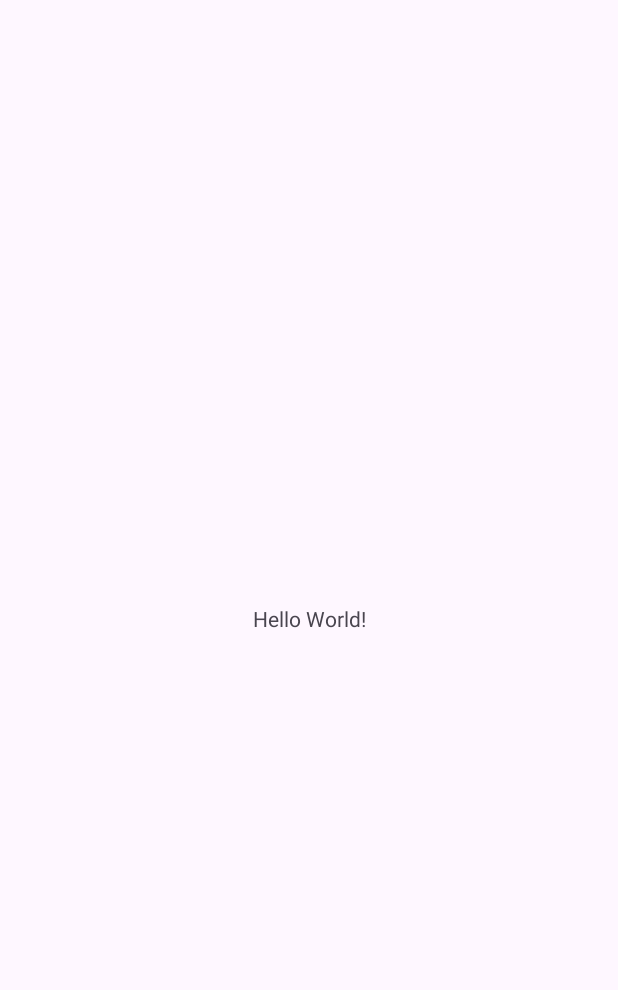
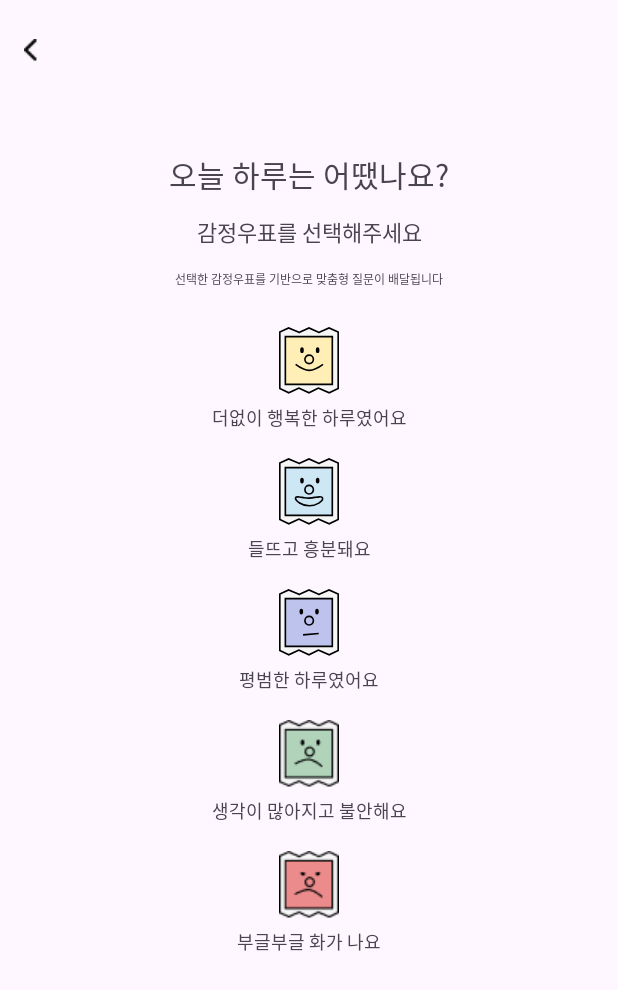
Before and after one commit to wjlee611/UMC7_android, an Android app: the screen it shows after launch (MainActivity), on a phone screen of 412 x 824 dp. Before the commit the part shown is almost empty. Shown: the top 990 px of the screen. Run offline under Robolectric (Android 15) with nearby library versions, the phone set to English and light mode, and no system bars.

Commit message:
W01/피그마 단일 화면 구현

```diff
--- /dev/null
+++ b/w01basiclayout/app/src/main/res/drawable/icon_1.xml
@@ -0,0 +1,32 @@
+<vector xmlns:android="http://schemas.android.com/apk/res/android"
+    android:width="40dp"
+    android:height="45dp"
+    android:viewportWidth="40"
+    android:viewportHeight="45">
+  <path
+      android:pathData="M13.263,3.543L13.487,3.639L13.708,3.536L20.002,0.599L26.404,3.537L26.629,3.641L26.854,3.539L33.368,0.597L39.457,3.392V40.741L33.468,43.536L26.517,40.587L26.29,40.491L26.068,40.597L19.992,43.531L13.485,40.592L13.261,40.491L13.037,40.592L6.525,43.532L0.543,40.741V3.387L6.424,0.596L13.263,3.543Z"
+      android:strokeWidth="1.08696"
+      android:fillColor="#F6F6F6"
+      android:strokeColor="#000000"/>
+  <path
+      android:pathData="M4.239,6.413h31.304v31.522h-31.304z"
+      android:strokeWidth="1.08696"
+      android:fillColor="#FFEFB6"
+      android:strokeColor="#000000"/>
+  <path
+      android:pathData="M14.131,15.326a1.196,1.848 0,1 0,2.391 0a1.196,1.848 0,1 0,-2.391 0z"
+      android:fillColor="#000000"/>
+  <path
+      android:pathData="M24.565,15.326a1.196,1.848 0,1 0,2.391 0a1.196,1.848 0,1 0,-2.391 0z"
+      android:fillColor="#000000"/>
+  <path
+      android:pathData="M20.109,21.413m-2.826,0a2.826,2.826 0,1 1,5.652 0a2.826,2.826 0,1 1,-5.652 0"
+      android:strokeWidth="1.08696"
+      android:fillColor="#00000000"
+      android:strokeColor="#000000"/>
+  <path
+      android:pathData="M11.087,24.783C11.087,24.783 16.391,28.686 20.186,28.696C24.004,28.706 29.348,24.783 29.348,24.783"
+      android:strokeWidth="1.08696"
+      android:fillColor="#00000000"
+      android:strokeColor="#000000"/>
+</vector>
--- /dev/null
+++ b/w01basiclayout/app/src/main/res/drawable/icon_2.xml
@@ -0,0 +1,32 @@
+<vector xmlns:android="http://schemas.android.com/apk/res/android"
+    android:width="40dp"
+    android:height="45dp"
+    android:viewportWidth="40"
+    android:viewportHeight="45">
+  <path
+      android:pathData="M13.263,3.543L13.487,3.639L13.708,3.536L20.002,0.599L26.404,3.537L26.629,3.641L26.854,3.539L33.368,0.597L39.457,3.392V40.741L33.468,43.536L26.517,40.587L26.29,40.491L26.068,40.597L19.992,43.531L13.485,40.592L13.261,40.491L13.037,40.592L6.525,43.532L0.543,40.741V3.387L6.424,0.596L13.263,3.543Z"
+      android:strokeWidth="1.08696"
+      android:fillColor="#F6F6F6"
+      android:strokeColor="#000000"/>
+  <path
+      android:pathData="M4.239,6.413h31.304v31.522h-31.304z"
+      android:strokeWidth="1.08696"
+      android:fillColor="#CEE7F5"
+      android:strokeColor="#000000"/>
+  <path
+      android:pathData="M14.13,14.891a1.196,1.848 0,1 0,2.391 0a1.196,1.848 0,1 0,-2.391 0z"
+      android:fillColor="#000000"/>
+  <path
+      android:pathData="M24.565,14.891a1.196,1.848 0,1 0,2.391 0a1.196,1.848 0,1 0,-2.391 0z"
+      android:fillColor="#000000"/>
+  <path
+      android:pathData="M20.109,20.978m-2.826,0a2.826,2.826 0,1 1,5.652 0a2.826,2.826 0,1 1,-5.652 0"
+      android:strokeWidth="1.08696"
+      android:fillColor="#00000000"
+      android:strokeColor="#000000"/>
+  <path
+      android:pathData="M29.06,27.065C29.06,27.339 28.89,27.768 28.44,28.296C28.003,28.809 27.355,29.354 26.535,29.853C24.895,30.852 22.63,31.63 20.159,31.63C17.696,31.63 15.4,30.799 13.709,29.743C12.864,29.215 12.184,28.641 11.716,28.103C11.246,27.562 11.043,27.121 11.017,26.838C11.031,26.503 11.107,26.29 11.198,26.15C11.29,26.012 11.423,25.906 11.624,25.828C12.064,25.659 12.747,25.655 13.682,25.77C14.244,25.84 14.838,25.943 15.472,26.052C15.887,26.124 16.318,26.199 16.768,26.269C17.878,26.442 19.057,26.578 20.187,26.521C21.508,26.454 22.768,26.273 23.899,26.096C24.073,26.069 24.244,26.042 24.411,26.015C25.34,25.868 26.156,25.739 26.857,25.689C27.703,25.63 28.251,25.7 28.58,25.892C28.842,26.045 29.06,26.337 29.06,27.065Z"
+      android:strokeWidth="1.08696"
+      android:fillColor="#00000000"
+      android:strokeColor="#000000"/>
+</vector>
--- /dev/null
+++ b/w01basiclayout/app/src/main/res/drawable/icon_3.xml
@@ -0,0 +1,32 @@
+<vector xmlns:android="http://schemas.android.com/apk/res/android"
+    android:width="40dp"
+    android:height="45dp"
+    android:viewportWidth="40"
+    android:viewportHeight="45">
+  <path
+      android:pathData="M13.263,3.543L13.487,3.639L13.708,3.536L20.002,0.599L26.404,3.537L26.629,3.641L26.854,3.539L33.368,0.597L39.457,3.392V40.741L33.468,43.536L26.517,40.587L26.29,40.491L26.068,40.597L19.992,43.531L13.485,40.592L13.261,40.491L13.037,40.592L6.525,43.532L0.543,40.741V3.387L6.424,0.596L13.263,3.543Z"
+      android:strokeWidth="1.08696"
+      android:fillColor="#F6F6F6"
+      android:strokeColor="#000000"/>
+  <path
+      android:pathData="M4.239,6.413h31.304v31.522h-31.304z"
+      android:strokeWidth="1.08696"
+      android:fillColor="#BEC3ED"
+      android:strokeColor="#000000"/>
+  <path
+      android:pathData="M13.696,14.891a1.196,1.848 0,1 0,2.391 0a1.196,1.848 0,1 0,-2.391 0z"
+      android:fillColor="#000000"/>
+  <path
+      android:pathData="M24.13,14.891a1.196,1.848 0,1 0,2.391 0a1.196,1.848 0,1 0,-2.391 0z"
+      android:fillColor="#000000"/>
+  <path
+      android:pathData="M20.109,20.978m-2.826,0a2.826,2.826 0,1 1,5.652 0a2.826,2.826 0,1 1,-5.652 0"
+      android:strokeWidth="1.08696"
+      android:fillColor="#00000000"
+      android:strokeColor="#000000"/>
+  <path
+      android:pathData="M16.042,30.328L26.477,29.458"
+      android:strokeWidth="1.08696"
+      android:fillColor="#00000000"
+      android:strokeColor="#000000"/>
+</vector>
--- a/w01basiclayout/app/src/main/res/layout/activity_main.xml
+++ b/w01basiclayout/app/src/main/res/layout/activity_main.xml
@@ -7,13 +7,151 @@
     android:layout_height="match_parent"
     tools:context=".MainActivity">
 
-    <TextView
+    <ImageView
+        android:id="@+id/imageView"
         android:layout_width="wrap_content"
         android:layout_height="wrap_content"
-        android:text="Hello World!"
-        app:layout_constraintBottom_toBottomOf="parent"
+        android:layout_marginStart="16dp"
+        android:layout_marginTop="26dp"
+        app:layout_constraintStart_toStartOf="parent"
+        app:layout_constraintTop_toTopOf="parent"
+        app:srcCompat="@drawable/left_arrow" />
+
+    <TextView
+        android:id="@+id/textView"
+        android:layout_width="wrap_content"
+        android:layout_height="wrap_content"
+        android:layout_marginTop="60dp"
+        android:text="오늘 하루는 어땠나요?"
+        android:textSize="30px"
         app:layout_constraintEnd_toEndOf="parent"
         app:layout_constraintStart_toStartOf="parent"
-        app:layout_constraintTop_toTopOf="parent" />
+        app:layout_constraintTop_toBottomOf="@+id/imageView" />
 
+    <TextView
+        android:id="@+id/textView2"
+        android:layout_width="wrap_content"
+        android:layout_height="wrap_content"
+        android:layout_marginTop="12dp"
+        android:text="감정우표를 선택해주세요"
+        android:textSize="22px"
+        app:layout_constraintEnd_toEndOf="parent"
+        app:layout_constraintStart_toStartOf="parent"
+        app:layout_constraintTop_toBottomOf="@+id/textView" />
+
+    <TextView
+        android:id="@+id/textView3"
+        android:layout_width="wrap_content"
+        android:layout_height="wrap_content"
+        android:layout_marginTop="14dp"
+        android:text="선택한 감정우표를 기반으로 맞춤형 질문이 배달됩니다"
+        android:textSize="12px"
+        app:layout_constraintEnd_toEndOf="parent"
+        app:layout_constraintStart_toStartOf="parent"
+        app:layout_constraintTop_toBottomOf="@+id/textView2" />
+
+    <ImageView
+        android:id="@+id/imageView2"
+        android:layout_width="wrap_content"
+        android:layout_height="wrap_content"
+        android:layout_marginTop="26dp"
+        app:layout_constraintEnd_toEndOf="parent"
+        app:layout_constraintStart_toStartOf="parent"
+        app:layout_constraintTop_toBottomOf="@+id/textView3"
+        app:srcCompat="@drawable/icon_1" />
+
+    <TextView
+        android:id="@+id/textView4"
+        android:layout_width="wrap_content"
+        android:layout_height="wrap_content"
+        android:layout_marginTop="6dp"
+        android:text="더없이 행복한 하루였어요"
+        android:textSize="18px"
+        app:layout_constraintEnd_toEndOf="parent"
+        app:layout_constraintStart_toStartOf="parent"
+        app:layout_constraintTop_toBottomOf="@+id/imageView2" />
+
+    <ImageView
+        android:id="@+id/imageView3"
+        android:layout_width="wrap_content"
+        android:layout_height="wrap_content"
+        android:layout_marginTop="18dp"
+        app:layout_constraintEnd_toEndOf="parent"
+        app:layout_constraintStart_toStartOf="parent"
+        app:layout_constraintTop_toBottomOf="@+id/textView4"
+        app:srcCompat="@drawable/icon_2" />
+
+    <TextView
+        android:id="@+id/textView5"
+        android:layout_width="wrap_content"
+        android:layout_height="wrap_content"
+        android:layout_marginTop="6dp"
+        android:text="들뜨고 흥분돼요"
+        android:textSize="18px"
+        app:layout_constraintEnd_toEndOf="parent"
+        app:layout_constraintStart_toStartOf="parent"
+        app:layout_constraintTop_toBottomOf="@+id/imageView3" />
+
+    <ImageView
+        android:id="@+id/imageView4"
+        android:layout_width="wrap_content"
+        android:layout_height="wrap_content"
+        android:layout_marginTop="18dp"
+        app:layout_constraintEnd_toEndOf="parent"
+        app:layout_constraintStart_toStartOf="parent"
+        app:layout_constraintTop_toBottomOf="@+id/textView5"
+        app:srcCompat="@drawable/icon_3" />
+
+    <TextView
+        android:id="@+id/textView6"
+        android:layout_width="wrap_content"
+        android:layout_height="wrap_content"
+        android:layout_marginTop="6dp"
+        android:text="평범한 하루였어요"
+        android:textSize="18px"
+        app:layout_constraintEnd_toEndOf="parent"
+        app:layout_constraintStart_toStartOf="parent"
+        app:layout_constraintTop_toBottomOf="@+id/imageView4" />
+
+    <ImageView
+        android:id="@+id/imageView5"
+        android:layout_width="wrap_content"
+        android:layout_height="wrap_content"
+        android:layout_marginTop="18dp"
+        app:layout_constraintEnd_toEndOf="parent"
+        app:layout_constraintStart_toStartOf="parent"
+        app:layout_constraintTop_toBottomOf="@+id/textView6"
+        app:srcCompat="@drawable/icon_4" />
+
+    <TextView
+        android:id="@+id/textView7"
+        android:layout_width="wrap_content"
+        android:layout_height="wrap_content"
+        android:layout_marginTop="6dp"
+        android:text="생각이 많아지고 불안해요"
+        android:textSize="18px"
+        app:layout_constraintEnd_toEndOf="parent"
+        app:layout_constraintStart_toStartOf="parent"
+        app:layout_constraintTop_toBottomOf="@+id/imageView5" />
+
+    <ImageView
+        android:id="@+id/imageView6"
+        android:layout_width="wrap_content"
+        android:layout_height="wrap_content"
+        android:layout_marginTop="18dp"
+        app:layout_constraintEnd_toEndOf="parent"
+        app:layout_constraintStart_toStartOf="parent"
+        app:layout_constraintTop_toBottomOf="@+id/textView7"
+        app:srcCompat="@drawable/icon_5" />
+
+    <TextView
+        android:id="@+id/textView8"
+        android:layout_width="wrap_content"
+        android:layout_height="wrap_content"
+        android:layout_marginTop="6dp"
+        android:text="부글부글 화가 나요"
+        android:textSize="18px"
+        app:layout_constraintEnd_toEndOf="parent"
+        app:layout_constraintStart_toStartOf="parent"
+        app:layout_constraintTop_toBottomOf="@+id/imageView6" />
 </androidx.constraintlayout.widget.ConstraintLayout>
```
Also changed, not shown: w01basiclayout/app/src/main/res/drawable/icon_4.png (added), w01basiclayout/app/src/main/res/drawable/icon_5.png (added), w01basiclayout/app/src/main/res/drawable/left_arrow.png (added).
